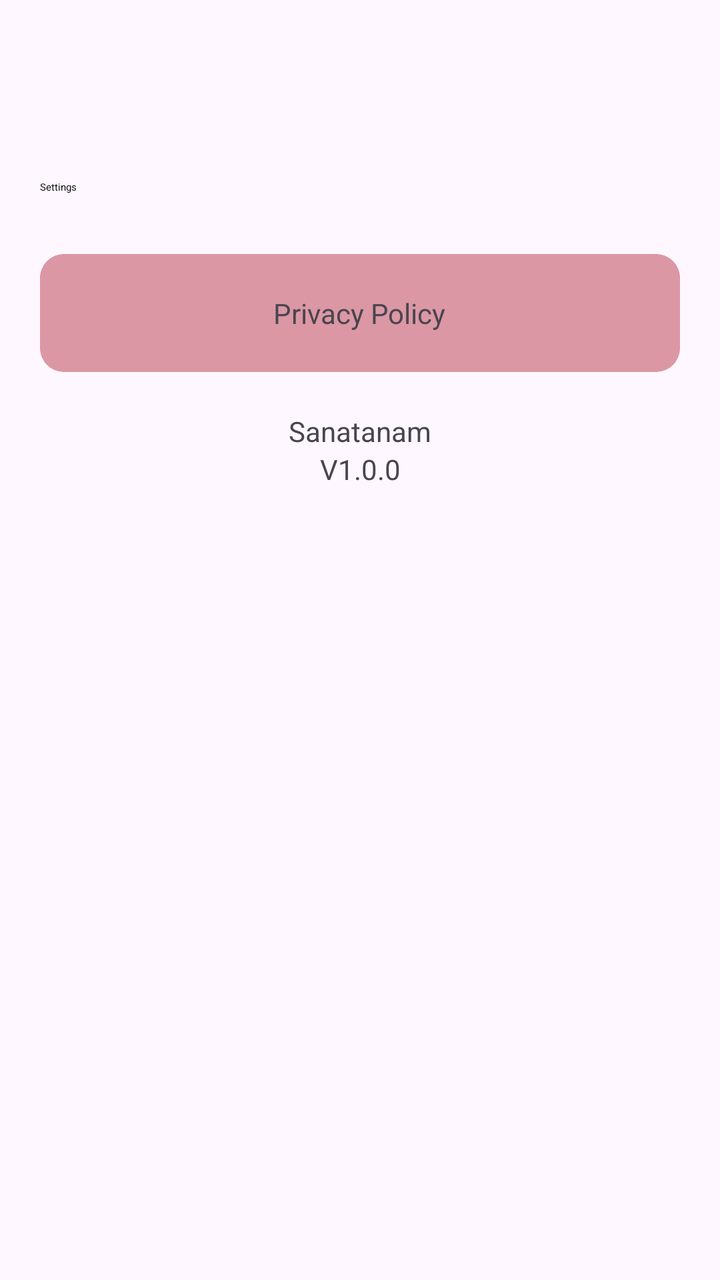
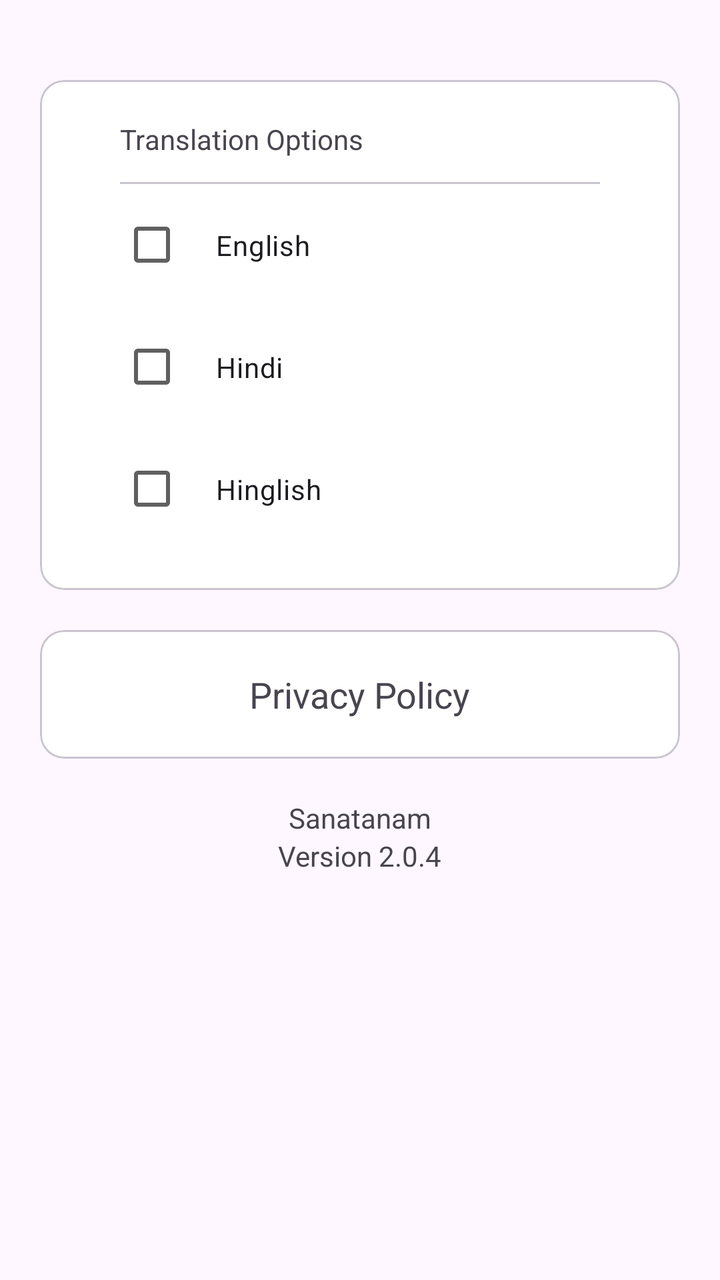

The first picture is an Android layout as it rendered before a commit; the second is the same layout after the commit. The layout source and the unified diff follow.
<!-- AndroidManifest.xml: application theme Theme.Sanatanam -->
<!-- res/layout/cm_setting.xml -->
<?xml version="1.0" encoding="utf-8"?>
<androidx.constraintlayout.widget.ConstraintLayout xmlns:android="http://schemas.android.com/apk/res/android"
    xmlns:app="http://schemas.android.com/apk/res-auto"
    android:layout_width="match_parent"
    android:layout_height="match_parent"
    android:padding="20dp">

    <TextView
        android:id="@+id/tvSettings"
        android:layout_width="0dp"
        android:layout_height="wrap_content"
        android:layout_marginTop="70dp"
        android:text="@string/settings"
        android:textAppearance="?attr/textAppearanceTitleLargeEmphasized"
        app:layout_constraintEnd_toEndOf="parent"
        app:layout_constraintStart_toStartOf="parent"
        app:layout_constraintTop_toTopOf="parent" />

    <com.google.android.material.card.MaterialCardView
        android:id="@+id/cardTermsAndConditions"
        android:layout_width="0dp"
        android:layout_height="wrap_content"
        android:layout_marginTop="30dp"
        app:cardBackgroundColor="@color/color_red_1"
        app:layout_constraintEnd_toEndOf="parent"
        app:layout_constraintStart_toStartOf="parent"
        app:layout_constraintTop_toBottomOf="@+id/tvSettings"
        app:strokeWidth="0dp">

        <TextView
            android:layout_width="wrap_content"
            android:layout_height="wrap_content"
            android:layout_gravity="center"
            android:padding="20dp"
            android:text="@string/privacy_policy" />
    </com.google.android.material.card.MaterialCardView>


    <com.google.android.material.card.MaterialCardView
        android:id="@+id/cardPrivacyPolicy"
        android:layout_width="0dp"
        android:layout_height="wrap_content"
        android:layout_marginTop="30dp"
        app:cardBackgroundColor="@color/color_red_1"
        app:layout_constraintEnd_toEndOf="parent"
        app:layout_constraintStart_toStartOf="parent"
        app:layout_constraintTop_toBottomOf="@+id/tvSettings"
        app:strokeWidth="0dp">

        <TextView
            android:layout_width="wrap_content"
            android:layout_height="wrap_content"
            android:layout_gravity="center"
            android:padding="20dp"
            android:text="@string/privacy_policy" />
    </com.google.android.material.card.MaterialCardView>


    <com.google.android.material.card.MaterialCardView
        android:id="@+id/cardPrivacyPolicy"
        android:layout_width="0dp"
        android:layout_height="wrap_content"
        android:layout_marginTop="30dp"
        app:cardBackgroundColor="@color/color_red_1"
        app:layout_constraintEnd_toEndOf="parent"
        app:layout_constraintStart_toStartOf="parent"
        app:layout_constraintTop_toBottomOf="@+id/tvSettings"
        app:strokeWidth="0dp">

        <TextView
            android:layout_width="wrap_content"
            android:layout_height="wrap_content"
            android:layout_gravity="center"
            android:padding="20dp"
            android:text="@string/privacy_policy" />
    </com.google.android.material.card.MaterialCardView>

    <TextView
        android:id="@+id/app_name"
        android:layout_width="wrap_content"
        android:layout_height="wrap_content"
        android:layout_marginTop="20dp"
        android:text="@string/app_name"
        app:layout_constraintEnd_toEndOf="parent"
        app:layout_constraintStart_toStartOf="parent"
        app:layout_constraintTop_toBottomOf="@id/cardPrivacyPolicy" />


    <TextView
        android:id="@+id/tvVersion"
        android:layout_width="wrap_content"
        android:layout_height="wrap_content"
        android:layout_marginTop="0dp"
        android:text="@string/version"
        app:layout_constraintEnd_toEndOf="parent"
        app:layout_constraintStart_toStartOf="parent"
        app:layout_constraintTop_toBottomOf="@id/app_name" />

</androidx.constraintlayout.widget.ConstraintLayout>
<!-- resources referenced by this layout -->
<resources>
  <color name="color_red_1">#db97a4</color>
  <string name="app_name">Sanatanam</string>
  <string name="privacy_policy">Privacy Policy</string>
  <string name="settings">Settings</string>
  <string name="version">V1.0.0</string>
  <style name="Theme.Sanatanam" parent="Base.Theme.Sanatanam" />
  <style name="Base.Theme.Sanatanam" parent="Theme.Material3.DayNight.NoActionBar">
          
          
      </style>
</resources>

<!-- the commit's change to res/layout/cm_setting.xml (unified diff, before → after) -->
@@ -1,80 +1,95 @@
 <?xml version="1.0" encoding="utf-8"?>
 <androidx.constraintlayout.widget.ConstraintLayout xmlns:android="http://schemas.android.com/apk/res/android"
     xmlns:app="http://schemas.android.com/apk/res-auto"
+    xmlns:tools="http://schemas.android.com/tools"
     android:layout_width="match_parent"
     android:layout_height="match_parent"
     android:padding="20dp">
+    <LinearLayout
+        app:layout_constraintLeft_toLeftOf="parent"
+        app:layout_constraintRight_toRightOf="parent"
+        app:layout_constraintTop_toTopOf="parent"
+        android:id="@+id/settingSeg1Box"
+        android:orientation="vertical"
+        android:layout_width="match_parent"
+        android:layout_height="wrap_content">
 
-    <TextView
-        android:id="@+id/tvSettings"
-        android:layout_width="0dp"
-        android:layout_height="wrap_content"
-        android:layout_marginTop="70dp"
-        android:text="@string/settings"
-        android:textAppearance="?attr/textAppearanceTitleLargeEmphasized"
-        app:layout_constraintEnd_toEndOf="parent"
-        app:layout_constraintStart_toStartOf="parent"
-        app:layout_constraintTop_toTopOf="parent" />
+        <com.google.android.material.card.MaterialCardView
+            android:id="@+id/settingSeg1"
+            android:layout_width="match_parent"
+            android:layout_height="wrap_content"
+            app:cardBackgroundColor="@color/white"
+            app:cardElevation="0dp"
+            app:strokeWidth="1dp"
+            android:layout_marginVertical="20sp"
+            app:layout_constraintEnd_toEndOf="parent"
+            app:layout_constraintStart_toStartOf="parent"
+            app:layout_constraintTop_toTopOf="parent">
 
-    <com.google.android.material.card.MaterialCardView
-        android:id="@+id/cardTermsAndConditions"
-        android:layout_width="0dp"
-        android:layout_height="wrap_content"
-        android:layout_marginTop="30dp"
-        app:cardBackgroundColor="@color/color_red_1"
-        app:layout_constraintEnd_toEndOf="parent"
-        app:layout_constraintStart_toStartOf="parent"
-        app:layout_constraintTop_toBottomOf="@+id/tvSettings"
-        app:strokeWidth="0dp">
+            <LinearLayout
+                android:paddingVertical="20dp"
+                android:paddingHorizontal="40dp"
+                android:orientation="vertical"
+                android:layout_width="match_parent"
+                android:layout_height="match_parent">
+                <TextView
+                    style="?attr/textAppearanceBodyMediumEmphasized"
+                    android:text="Translation Options"
+                    android:layout_width="match_parent"
+                    android:layout_height="wrap_content"
+                    tools:ignore="HardcodedText" />
 
-        <TextView
-            android:layout_width="wrap_content"
+                <com.google.android.material.divider.MaterialDivider
+                    android:layout_width="match_parent"
+                    android:layout_height="wrap_content"
+                    android:layout_marginTop="12dp"
+                    />
+
+                <CheckBox
+                    android:layout_marginVertical="5dp"
+                    android:id="@+id/cbEngish"
+                    android:layout_width="match_parent"
+                    android:layout_height="wrap_content"
+                    android:padding="16dp"
+                    android:text="English" />
+                <CheckBox
+                    android:layout_marginVertical="5dp"
+                    android:id="@+id/cbHindi"
+                    android:layout_width="match_parent"
+                    android:layout_height="wrap_content"
+                    android:padding="16dp"
+                    android:text="Hindi" />
+
+                <CheckBox
+                    android:layout_marginVertical="5dp"
+                    android:id="@+id/Hinglish"
+                    android:layout_width="match_parent"
+                    android:layout_height="wrap_content"
+                    android:padding="16dp"
+                    android:text="Hinglish" />
+            </LinearLayout>
+        </com.google.android.material.card.MaterialCardView>
+
+        <com.google.android.material.card.MaterialCardView
+            android:id="@+id/cardPrivacyPolicy"
+            android:layout_width="match_parent"
             android:layout_height="wrap_content"
-            android:layout_gravity="center"
-            android:padding="20dp"
-            android:text="@string/privacy_policy" />
-    </com.google.android.material.card.MaterialCardView>
+            app:cardBackgroundColor="@color/white"
+            app:cardElevation="0dp"
+            app:layout_constraintEnd_toEndOf="parent"
+            app:layout_constraintStart_toStartOf="parent"
+            app:layout_constraintTop_toTopOf="parent"
+            app:strokeWidth="1dp">
 
-
-    <com.google.android.material.card.MaterialCardView
-        android:id="@+id/cardPrivacyPolicy"
-        android:layout_width="0dp"
-        android:layout_height="wrap_content"
-        android:layout_marginTop="30dp"
-        app:cardBackgroundColor="@color/color_red_1"
-        app:layout_constraintEnd_toEndOf="parent"
-        app:layout_constraintStart_toStartOf="parent"
-        app:layout_constraintTop_toBottomOf="@+id/tvSettings"
-        app:strokeWidth="0dp">
-
-        <TextView
-            android:layout_width="wrap_content"
-            android:layout_height="wrap_content"
-            android:layout_gravity="center"
-            android:padding="20dp"
-            android:text="@string/privacy_policy" />
-    </com.google.android.material.card.MaterialCardView>
-
-
-    <com.google.android.material.card.MaterialCardView
-        android:id="@+id/cardPrivacyPolicy"
-        android:layout_width="0dp"
-        android:layout_height="wrap_content"
-        android:layout_marginTop="30dp"
-        app:cardBackgroundColor="@color/color_red_1"
-        app:layout_constraintEnd_toEndOf="parent"
-        app:layout_constraintStart_toStartOf="parent"
-        app:layout_constraintTop_toBottomOf="@+id/tvSettings"
-        app:strokeWidth="0dp">
-
-        <TextView
-            android:layout_width="wrap_content"
-            android:layout_height="wrap_content"
-            android:layout_gravity="center"
-            android:padding="20dp"
-            android:text="@string/privacy_policy" />
-    </com.google.android.material.card.MaterialCardView>
-
+            <TextView
+                android:layout_width="wrap_content"
+                android:layout_height="wrap_content"
+                android:layout_gravity="center"
+                android:textSize="18sp"
+                android:padding="20dp"
+                android:text="@string/privacy_policy" />
+        </com.google.android.material.card.MaterialCardView>
+    </LinearLayout>
     <TextView
         android:id="@+id/app_name"
         android:layout_width="wrap_content"
@@ -83,8 +98,7 @@
         android:text="@string/app_name"
         app:layout_constraintEnd_toEndOf="parent"
         app:layout_constraintStart_toStartOf="parent"
-        app:layout_constraintTop_toBottomOf="@id/cardPrivacyPolicy" />
-
+        app:layout_constraintTop_toBottomOf="@id/settingSeg1Box" />
 
     <TextView
         android:id="@+id/tvVersion"
<!-- resource entries referenced after the edit -->
@@ -1,12 +1,14 @@
 <!-- resources referenced by this layout -->
 <resources>
-  <color name="color_red_1">#db97a4</color>
+  <color name="white">#FFFFFFFF</color>
   <string name="app_name">Sanatanam</string>
   <string name="privacy_policy">Privacy Policy</string>
-  <string name="settings">Settings</string>
-  <string name="version">V1.0.0</string>
+  <string name="version">Version 2.0.4</string>
   <style name="Theme.Sanatanam" parent="Base.Theme.Sanatanam" />
   <style name="Base.Theme.Sanatanam" parent="Theme.Material3.DayNight.NoActionBar">
+  
+          <item name="colorSurface">#000000</item>
+          <item name="colorOnSurfaceVariant">#606060</item>
           
           
       </style>
